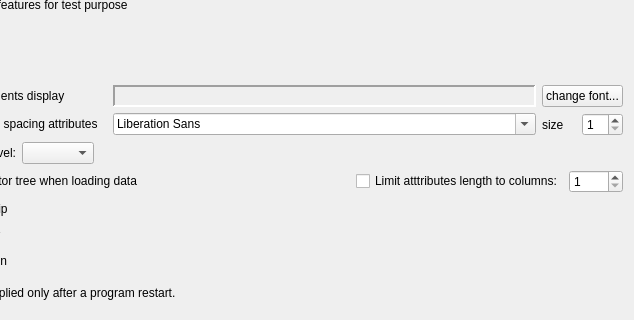
The window that src/config/configurationgeneraloptions.ui (lbellonda/qxmledit) describes before a commit, drawn with Qt 5; both pictures show x 165 to 799 and y 106 to 426 of the 799 by 426 pixel window.
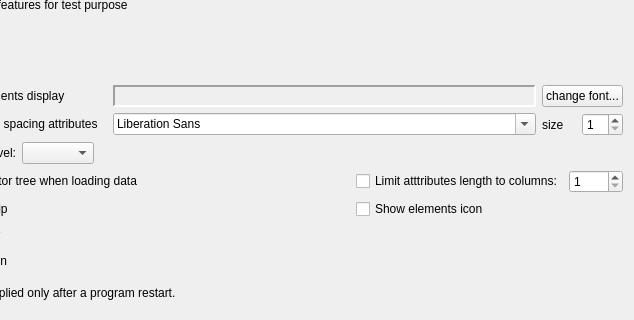
The same window after the commit.

Commit message: New option to show the element icon in the editor.

```diff
--- a/src/config/configurationgeneraloptions.ui
+++ b/src/config/configurationgeneraloptions.ui
@@ -213,21 +213,14 @@
      </item>
      <item row="0" column="1">
       <layout class="QHBoxLayout" name="horizontalLayout_3">
-       <item>
-        <spacer name="horizontalSpacer_3">
-         <property name="orientation">
-          <enum>Qt::Horizontal</enum>
-         </property>
-         <property name="sizeHint" stdset="0">
-          <size>
-           <width>40</width>
-           <height>20</height>
-          </size>
-         </property>
-        </spacer>
-       </item>
        <item>
         <widget class="QCheckBox" name="cbAttrLen">
+         <property name="sizePolicy">
+          <sizepolicy hsizetype="Maximum" vsizetype="Fixed">
+           <horstretch>0</horstretch>
+           <verstretch>0</verstretch>
+          </sizepolicy>
+         </property>
          <property name="text">
           <string>Limit atttributes length to columns:</string>
          </property>
@@ -272,6 +265,13 @@
        </property>
       </widget>
      </item>
+     <item row="1" column="1">
+      <widget class="QCheckBox" name="cbSHowElementsIcon">
+       <property name="text">
+        <string>Show elements icon</string>
+       </property>
+      </widget>
+     </item>
     </layout>
    </item>
    <item>
```
The commit also changes 9 other files.
